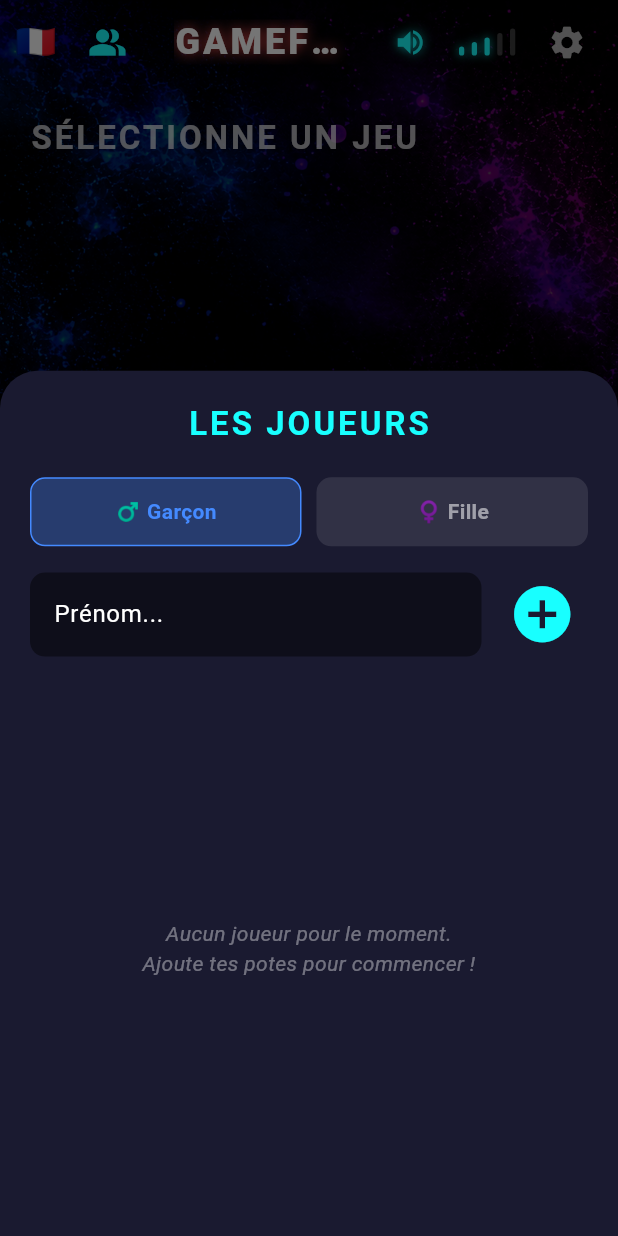
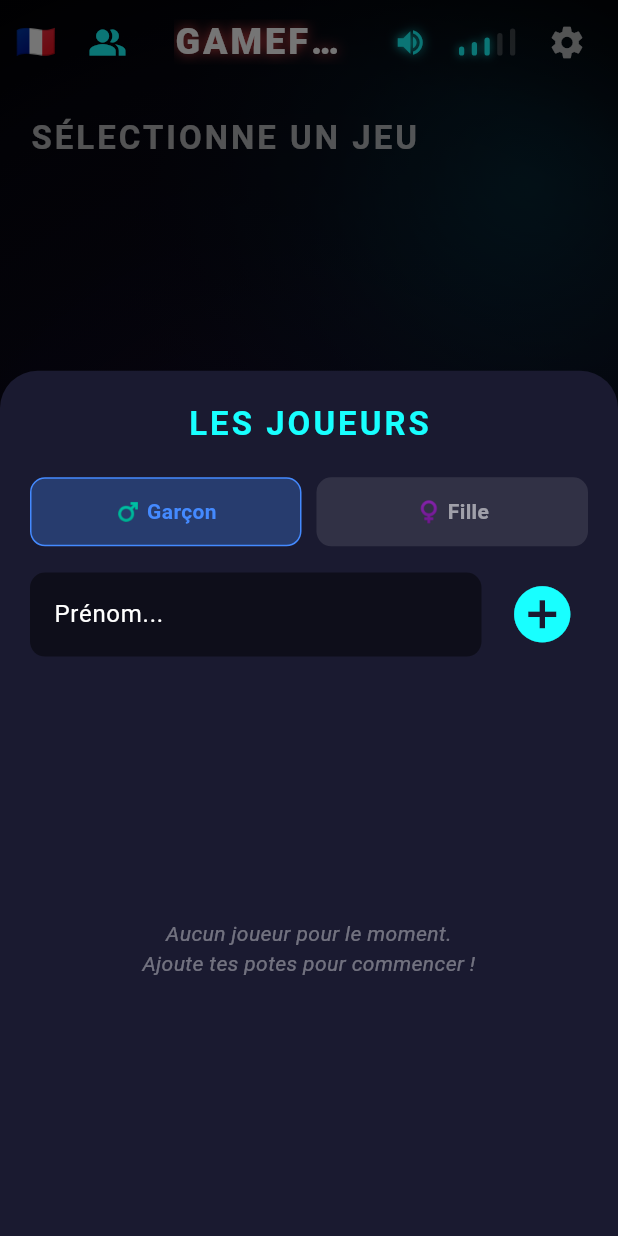
Before and after one commit to Erakiss/GameFLix, a Flutter app: the screen it shows after launch, after a tap on "Action ou Vérité revisité", on a phone screen of 412 x 824 dp. Run offline on Flutter 3.47's test engine with Material 3 defaults, Android fonts, the light colour scheme and no system bars; our stand-ins replace audioplayers, auto_size_text, font_awesome_flutter, google_mobile_ads, shared_preferences; missing offline and left inert: purchases_flutter.

Commit message:
feat: replace ChatGPT background with ProceduralNeonBackground and remove 2.37MB asset (#8)

```diff
--- a/lib/hub/gameflix_hub.dart
+++ b/lib/hub/gameflix_hub.dart
@@ -8,6 +8,7 @@ import 'package:gameflix/services/audio_service.dart';
 import 'package:gameflix/services/ad_manager.dart';
 import 'package:gameflix/shared/widgets/hub_banner_ad.dart';
 import 'package:gameflix/shared/widgets/neon_volume_control.dart';
+import 'package:gameflix/shared/widgets/procedural_neon_background.dart';
 import 'package:gameflix/state/players_controller.dart';
 import 'package:gameflix/state/access_control_provider.dart';
 
@@ -143,19 +144,7 @@ class _GameFlixHubState extends State<GameFlixHub> {
         ],
       ),
       extendBodyBehindAppBar: true,
-      body: Container(
-        decoration: BoxDecoration(
-          // On remplace le LinearGradient par ton image
-          image: DecorationImage(
-            image: const AssetImage('assets/hub_bg.png'), // Remplace par le bon nom de fichier !
-            fit: BoxFit.cover, // L'image va s'étirer pour couvrir tout l'écran sans se déformer
-            // Le petit filtre sombre magique pour garder le contraste des textes
-            colorFilter: ColorFilter.mode(
-              Colors.black.withValues(alpha: 0.6), // Ajuste l'alpha (0.0 = invisible, 1.0 = tout noir) selon ton image
-              BlendMode.darken,
-            ),
-          ),
-        ),
+      body: ProceduralNeonBackground(
         child: SafeArea(
           child: _buildCatalogue(),
         ),
--- /dev/null
+++ b/lib/shared/widgets/procedural_neon_background.dart
@@ -0,0 +1,107 @@
+// lib/shared/widgets/procedural_neon_background.dart
+import 'package:flutter/material.dart';
+
+/// Arrière-plan procédural haute performance remplaçant les images bitmap lourdes.
+///
+/// Dessine un mesh gradient cyber-néon fluide et sombre composé de dégradés radiaux
+/// superposés (Cyan, Magenta, Violet profond) avec un vignettage périphérique.
+/// Rendu matériel accéléré fluide à 60/120 FPS sur tous les formats d'écran.
+class ProceduralNeonBackground extends StatelessWidget {
+  final Widget child;
+
+  const ProceduralNeonBackground({
+    super.key,
+    required this.child,
+  });
+
+  @override
+  Widget build(BuildContext context) {
+    return CustomPaint(
+      painter: const _NeonMeshPainter(),
+      child: child,
+    );
+  }
+}
+
+class _NeonMeshPainter extends CustomPainter {
+  const _NeonMeshPainter();
+
+  @override
+  void paint(Canvas canvas, Size size) {
+    final rect = Offset.zero & size;
+
+    // 1. Fond sombre dégradé de base (Midnight Dark to Deep Indigo/Aubergine)
+    final baseGradient = const LinearGradient(
+      begin: Alignment.topLeft,
+      end: Alignment.bottomRight,
+      colors: [
+        Color(0xFF050510),
+        Color(0xFF0B0A1E),
+        Color(0xFF130924),
+      ],
+      stops: [0.0, 0.5, 1.0],
+    ).createShader(rect);
+
+    final basePaint = Paint()..shader = baseGradient;
+    canvas.drawRect(rect, basePaint);
+
+    // 2. Halo lumineux Cyan néon (en haut à droite)
+    final cyanCenter = Offset(size.width * 0.85, size.height * 0.15);
+    final cyanRadius = size.width * 0.7;
+    final cyanPaint = Paint()
+      ..shader = RadialGradient(
+        colors: [
+          const Color(0xFF00E5FF).withValues(alpha: 0.16),
+          const Color(0xFF00E5FF).withValues(alpha: 0.05),
+          Colors.transparent,
+        ],
+        stops: const [0.0, 0.45, 1.0],
+      ).createShader(Rect.fromCircle(center: cyanCenter, radius: cyanRadius));
+    canvas.drawCircle(cyanCenter, cyanRadius, cyanPaint);
+
+    // 3. Halo lumineux Magenta / Hot Pink néon (en bas à gauche)
+    final magentaCenter = Offset(size.width * 0.15, size.height * 0.82);
+    final magentaRadius = size.width * 0.75;
+    final magentaPaint = Paint()
+      ..shader = RadialGradient(
+        colors: [
+          const Color(0xFFFF1493).withValues(alpha: 0.15),
+          const Color(0xFFFF1493).withValues(alpha: 0.04),
+          Colors.transparent,
+        ],
+        stops: const [0.0, 0.45, 1.0],
+      ).createShader(Rect.fromCircle(center: magentaCenter, radius: magentaRadius));
+    canvas.drawCircle(magentaCenter, magentaRadius, magentaPaint);
+
+    // 4. Halo d'ambiance Violet profond (au centre-gauche)
+    final violetCenter = Offset(size.width * 0.35, size.height * 0.45);
+    final violetRadius = size.width * 0.65;
+    final violetPaint = Paint()
+      ..shader = RadialGradient(
+        colors: [
+          const Color(0xFF8A2BE2).withValues(alpha: 0.12),
+          const Color(0xFF8A2BE2).withValues(alpha: 0.03),
+          Colors.transparent,
+        ],
+        stops: const [0.0, 0.4, 1.0],
+      ).createShader(Rect.fromCircle(center: violetCenter, radius: violetRadius));
+    canvas.drawCircle(violetCenter, violetRadius, violetPaint);
+
+    // 5. Vignettage périphérique subtil pour maximiser le contraste des cartes et textes
+    final vignettePaint = Paint()
+      ..shader = RadialGradient(
+        center: Alignment.center,
+        radius: 1.1,
+        colors: [
+          Colors.transparent,
+          Colors.black.withValues(alpha: 0.25),
+          Colors.black.withValues(alpha: 0.75),
+        ],
+        stops: const [0.4, 0.8, 1.0],
+      ).createShader(rect);
+    canvas.drawRect(rect, vignettePaint);
+  }
+
+  @override
+  bool shouldRepaint(covariant CustomPainter oldDelegate) => false;
+}
```
Also changed, not shown: assets/hub_bg.png (deleted), 1 other file.
